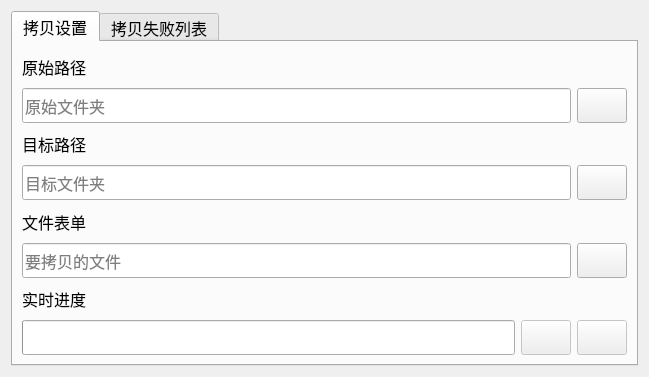
Old version of the form MainView.ui in the repository Neverland1026/FileCopyManager.
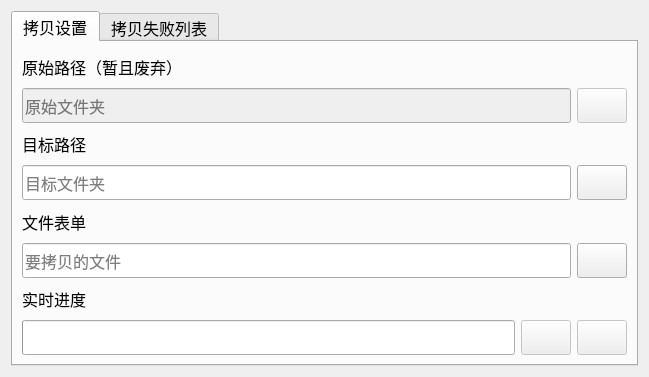
New version of the form. Icons and pictures are not drawn.

```diff
--- a/MainView.ui
+++ b/MainView.ui
@@ -43,12 +43,15 @@
           </font>
          </property>
          <property name="text">
-          <string>原始路径</string>
+          <string>原始路径（暂且废弃）</string>
          </property>
         </widget>
        </item>
        <item row="1" column="0" colspan="2">
         <widget class="QLineEdit" name="lineEdit_srcDirectory">
+         <property name="enabled">
+          <bool>false</bool>
+         </property>
          <property name="minimumSize">
           <size>
            <width>0</width>
@@ -73,6 +76,9 @@
        </item>
        <item row="1" column="2">
         <widget class="QPushButton" name="pushButton_srcDirectory">
+         <property name="enabled">
+          <bool>false</bool>
+         </property>
          <property name="minimumSize">
           <size>
            <width>50</width>
```
